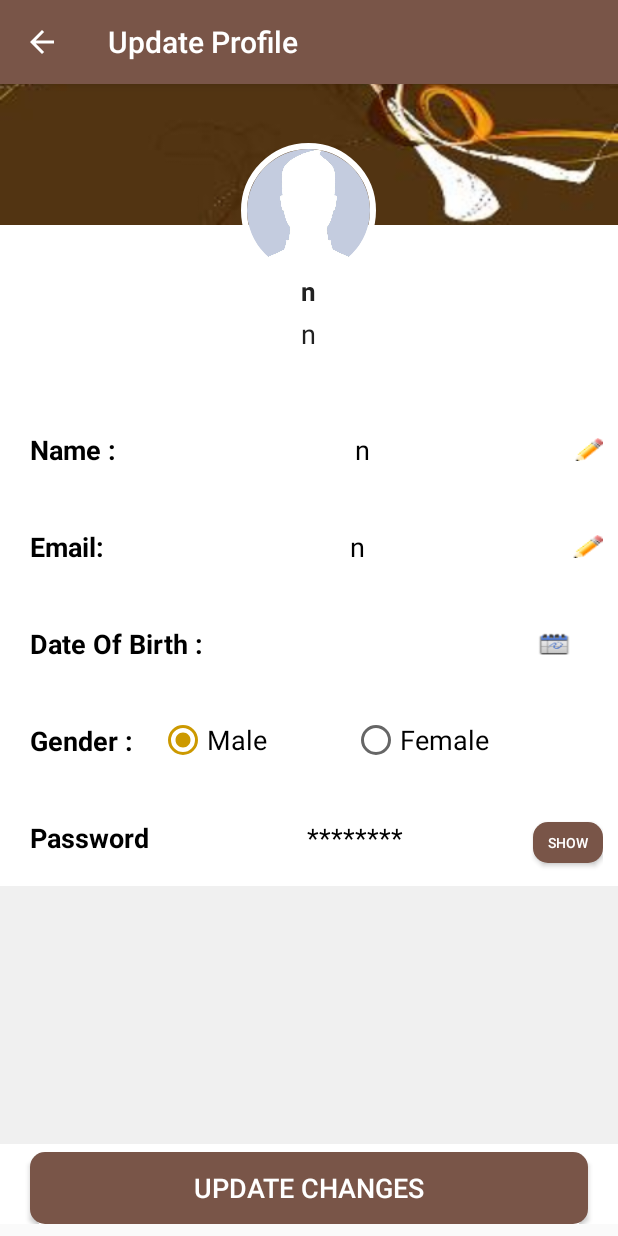
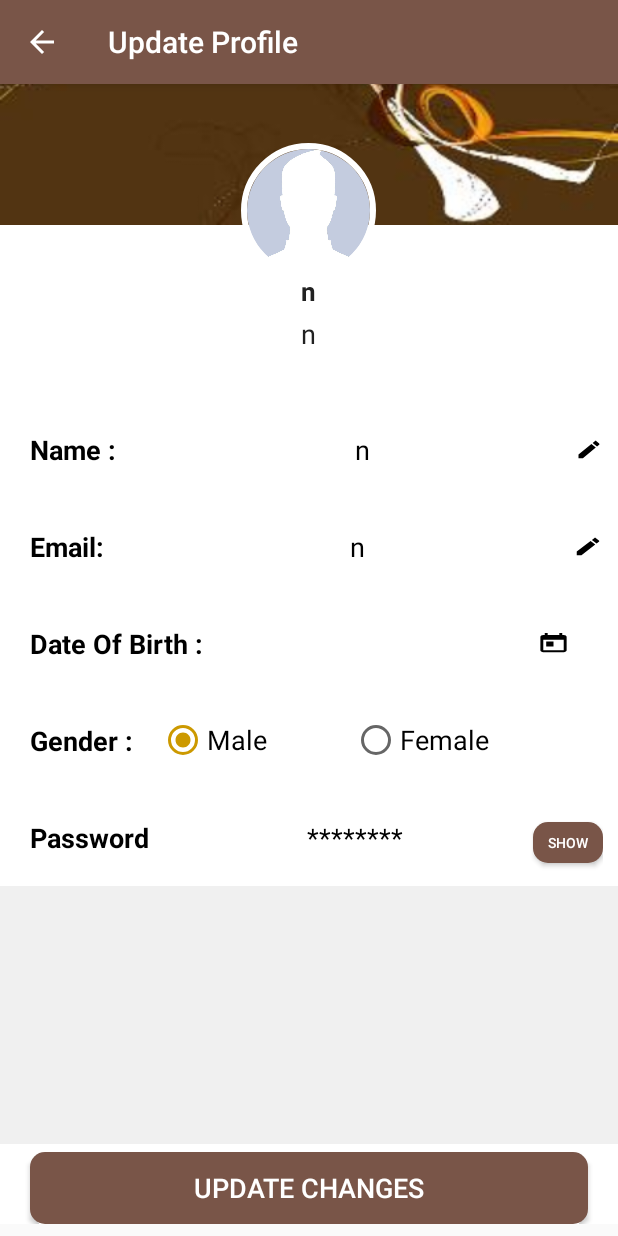
Before and after one commit to mukesh525/MConnect, an Android app: the UpdateProfile screen opened directly, with no data from a screen before it, on a phone screen of 412 x 824 dp. Run offline under Robolectric (Android 15) with nearby library versions, the phone set to English and light mode, and no system bars; our stand-ins replace ButterKnife, CircleImageView; network calls fail.

Commit message:
16 Feb Commit

```diff
--- a/app/src/main/res/layout-large/content_update_profile.xml
+++ b/app/src/main/res/layout-large/content_update_profile.xml
@@ -141,7 +141,7 @@
                     android:layout_height="25dp"
                     android:layout_gravity="center"
                     android:layout_weight="0.5"
-                    android:background="@drawable/pencilicon" />
+                    android:background="@drawable/ic_edit" />
 
 
             </LinearLayout>
@@ -190,7 +190,7 @@
                     android:layout_height="25dp"
                     android:layout_gravity="center"
                     android:layout_weight="0.5"
-                    android:background="@drawable/pencilicon" />
+                    android:background="@drawable/ic_edit" />
 
 
             </LinearLayout>
@@ -230,7 +230,7 @@
                     android:layout_width="10.0dip"
                     android:layout_height="25.0dip"
                     android:layout_weight="0.5"
-                    android:background="@drawable/calendericon" />
+                    android:background="@drawable/ic_cal" />
 
 
             </LinearLayout>
--- a/app/src/main/res/layout/content_update_profile.xml
+++ b/app/src/main/res/layout/content_update_profile.xml
@@ -141,7 +141,7 @@
                     android:layout_height="15dp"
                     android:layout_gravity="center"
                     android:layout_weight="2"
-                    android:background="@drawable/pencilicon" />
+                    android:background="@drawable/ic_edit" />
 
 
             </LinearLayout>
@@ -190,7 +190,7 @@
                     android:layout_height="15dp"
                     android:layout_gravity="center"
                     android:layout_weight="2"
-                    android:background="@drawable/pencilicon" />
+                    android:background="@drawable/ic_edit" />
 
 
             </LinearLayout>
@@ -230,7 +230,7 @@
                     android:layout_height="15.0dip"
                     android:layout_gravity="center"
                     android:layout_weight="2"
-                    android:background="@drawable/calendericon" />
+                    android:background="@drawable/ic_cal" />
 
 
             </LinearLayout>
```
Also changed, not shown: app/src/main/res/layout/content_location_detail.xml (+4 -6 lines).
